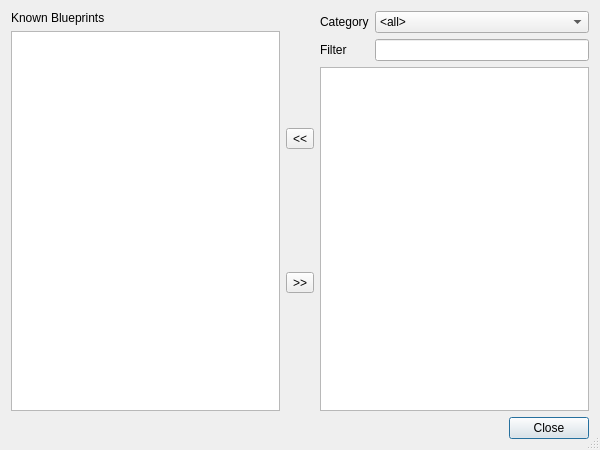
This is starcheat/templates/Blueprints.ui in wizzomafizzo/starcheat as Qt 5 draws it before an edit. The edited form follows.
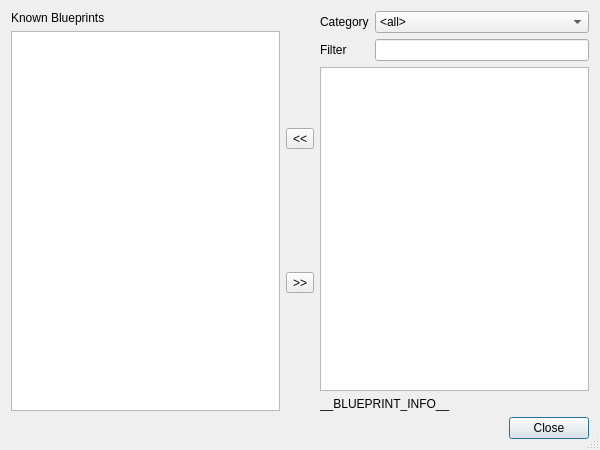
This is the edited form. Icons and pictures are not drawn.

Commit message: Show selected blueprint details

The edit to the form file:
```diff
--- a/starcheat/templates/Blueprints.ui
+++ b/starcheat/templates/Blueprints.ui
@@ -74,6 +74,8 @@
     </layout>
    </item>
    <item row="0" column="2">
+    <layout class="QVBoxLayout" name="verticalLayout">
+     <item>
     <layout class="QGridLayout" name="gridLayout">
      <item row="1" column="0">
       <widget class="QLabel" name="filter_label">
@@ -120,7 +122,22 @@
      </item>
     </layout>
    </item>
-   <item row="1" column="2">
+     <item>
+      <widget class="QLabel" name="blueprint_info">
+       <property name="text">
+        <string>__BLUEPRINT_INFO__</string>
+       </property>
+       <property name="alignment">
+        <set>Qt::AlignLeading|Qt::AlignLeft|Qt::AlignTop</set>
+       </property>
+       <property name="wordWrap">
+        <bool>true</bool>
+       </property>
+      </widget>
+     </item>
+    </layout>
+   </item>
+   <item row="1" column="0" colspan="3">
     <widget class="QDialogButtonBox" name="buttonBox">
      <property name="orientation">
       <enum>Qt::Horizontal</enum>
```
Lines whose indentation alone changed are shown as unchanged. The commit also changes 2 other files.
